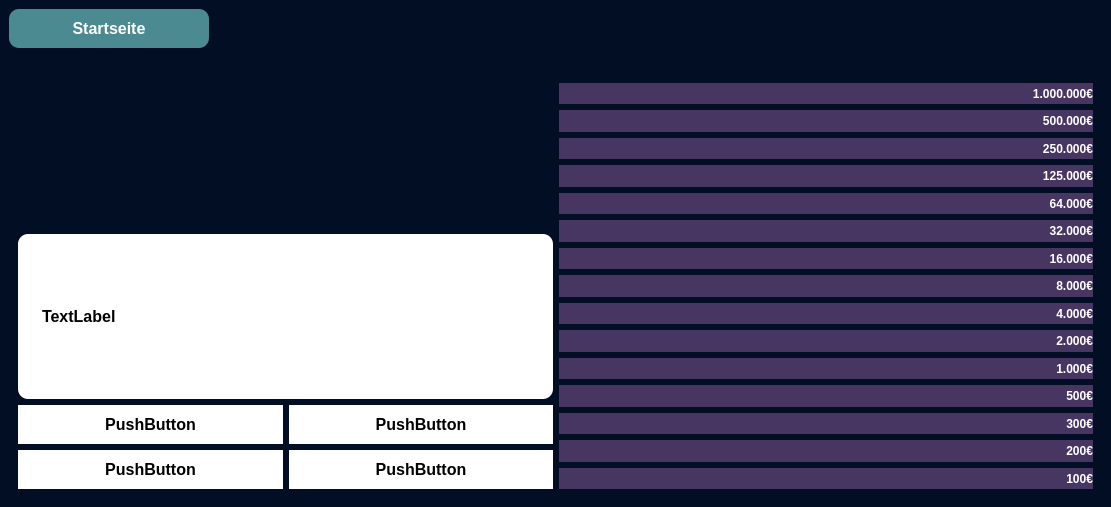
Old version of the form WerWirdMillionear/mainwindow.ui in the repository HoussemHfasa/-Wer-wird-Millionear.
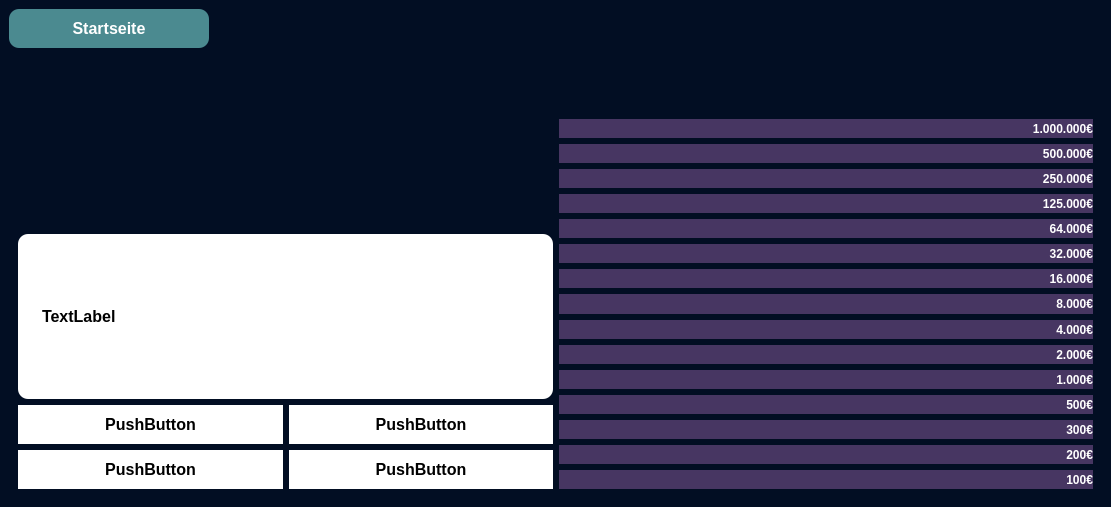
New version of the form. The open tabs and pages were chosen to show the change. Icons and pictures are not drawn.

The edit to the form file:
```diff
--- a/WerWirdMillionear/mainwindow.ui
+++ b/WerWirdMillionear/mainwindow.ui
@@ -541,7 +541,7 @@
                  </layout>
                 </item>
                 <item>
-                 <layout class="QVBoxLayout" name="verticalLayout_14" stretch="0,0,0,0,0,0,0,0,0,0,0,0,0,0,0,0">
+                 <layout class="QVBoxLayout" name="verticalLayout_14" stretch="1,0,0,0,0,0,0,0,0,0,0,0,0,0,0,0">
                   <item>
                    <layout class="QHBoxLayout" name="horizontalLayout_4">
                     <item>
@@ -553,10 +553,12 @@
                        <bool>false</bool>
                       </property>
                       <property name="styleSheet">
-                       <string notr="true">back-ground-color: transparent;
-border-image:url(:/img/img/people.png);
-border:none;
-background-repeat:none;</string>
+                       <string notr="true">
+border-image: url(:/img/img/people.png);
+border: none;
+background-repeat: none;
+width: 20px;
+height: 50px;</string>
                       </property>
                       <property name="text">
                        <string/>
@@ -575,7 +577,9 @@
                        <string notr="true">back-ground-color: transparent;
 border-image:url(:/img/half.png);
 border:none;
-background-repeat:none;</string>
+background-repeat:none;
+width: 20px;
+height: 50px;</string>
                       </property>
                       <property name="text">
                        <string/>
@@ -594,7 +598,10 @@
                        <string notr="true">back-ground-color: transparent;
 border-image:url(:/img/call.png);
 border:none;
-background-repeat:none;</string>
+background-repeat:none;
+width: 20px;
+height: 50px;
+</string>
                       </property>
                       <property name="text">
                        <string/>
```
Left out of the diff: 3 changed lines with no effect on the pictures.
